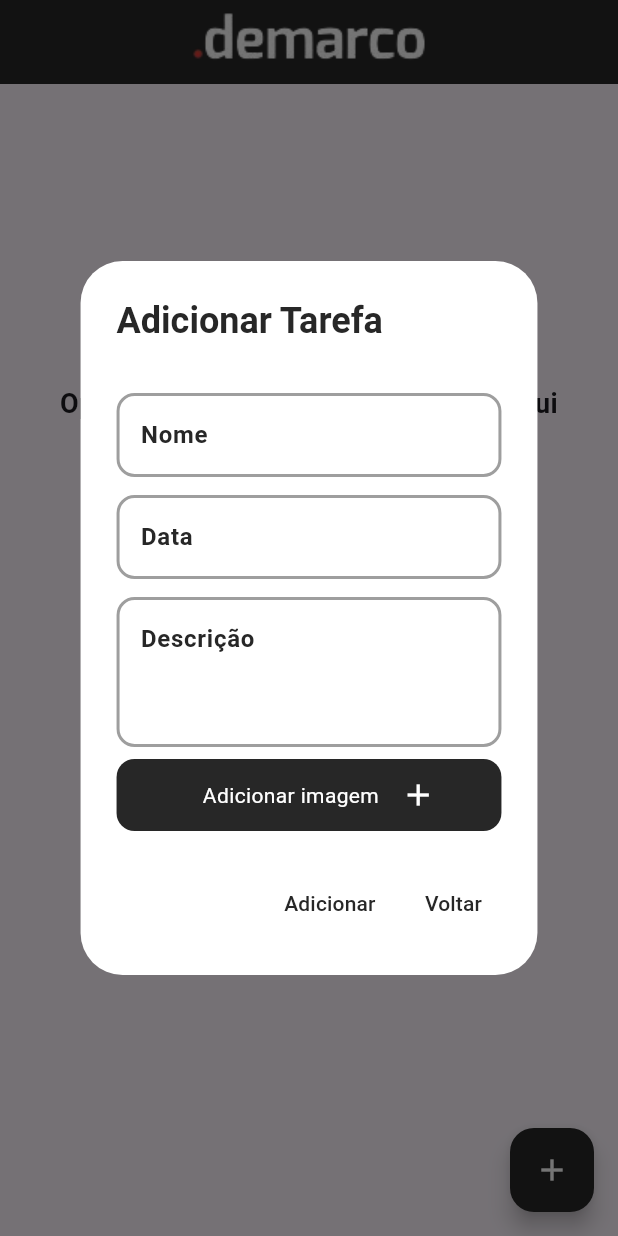
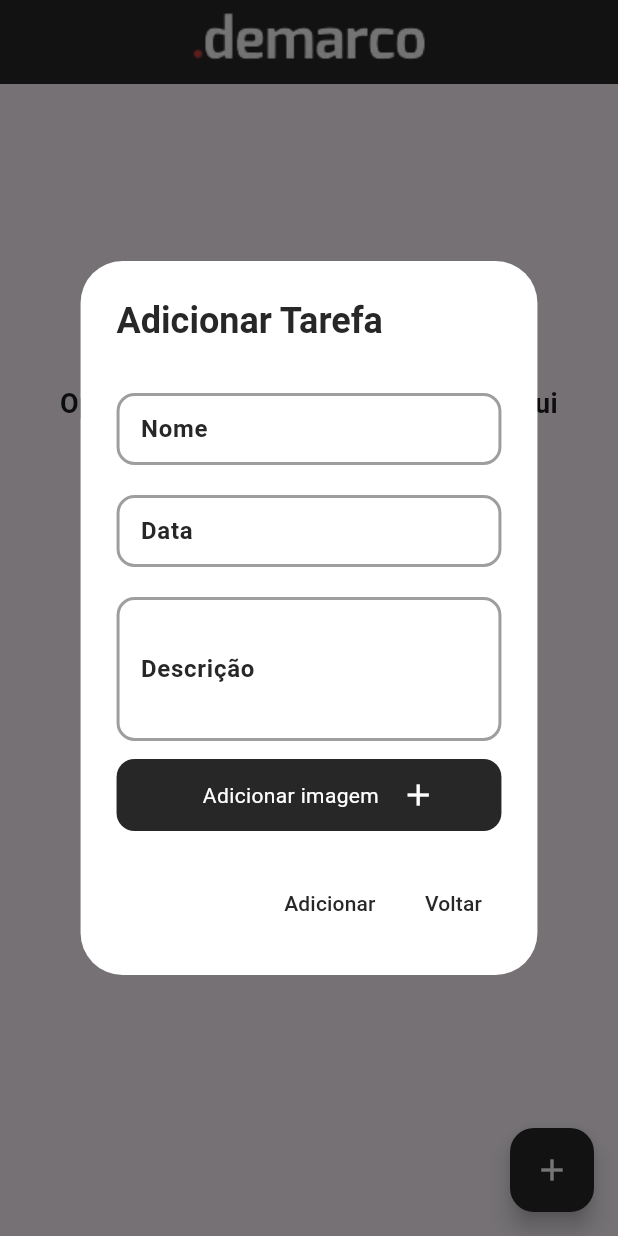
Before and after one commit to LuizBrzdev/demarco_flutter_test, a Flutter app: the screen it shows after launch, after a tap on the "add" icon, on a phone screen of 412 x 824 dp. Run offline on Flutter 3.47's test engine with Material 3 defaults, Android fonts, the phone set to English and light mode, and no system bars; our stand-ins replace animate_do, bloc, file_picker, flutter_bloc, get_it, isar and 2 more; accounts and stored records are empty; generated files the repository leaves out were written again.

Commit message:
ativa a propriedade isDense
- ativa a propriedade isDense para que o textField expanda e n seja cortado pelo padding interno do componente

```diff
--- a/lib/src/shared/components/forms/c_text_form.dart
+++ b/lib/src/shared/components/forms/c_text_form.dart
@@ -84,6 +84,7 @@ class _CTextFormState extends State<CTextForm> {
             },
             decoration: InputDecoration(
               hintText: widget.hintText,
+              isDense: true,
               enabledBorder: const OutlineInputBorder(
                 borderRadius: BorderRadius.all(Radius.circular(12)),
                 borderSide: BorderSide(width: 2, color: AppStyleColors.grey),
@@ -97,7 +98,6 @@ class _CTextFormState extends State<CTextForm> {
                 borderSide: BorderSide(width: 2, color: Colors.red),
               ),
               labelText: widget.label,
-              alignLabelWithHint: true,
               labelStyle: TextStyle(color: AppStyleColors.primary, fontWeight: FontWeight.bold),
               hintStyle: TextStyle(
                 color: Colors.grey.withOpacity(0.6),
```
